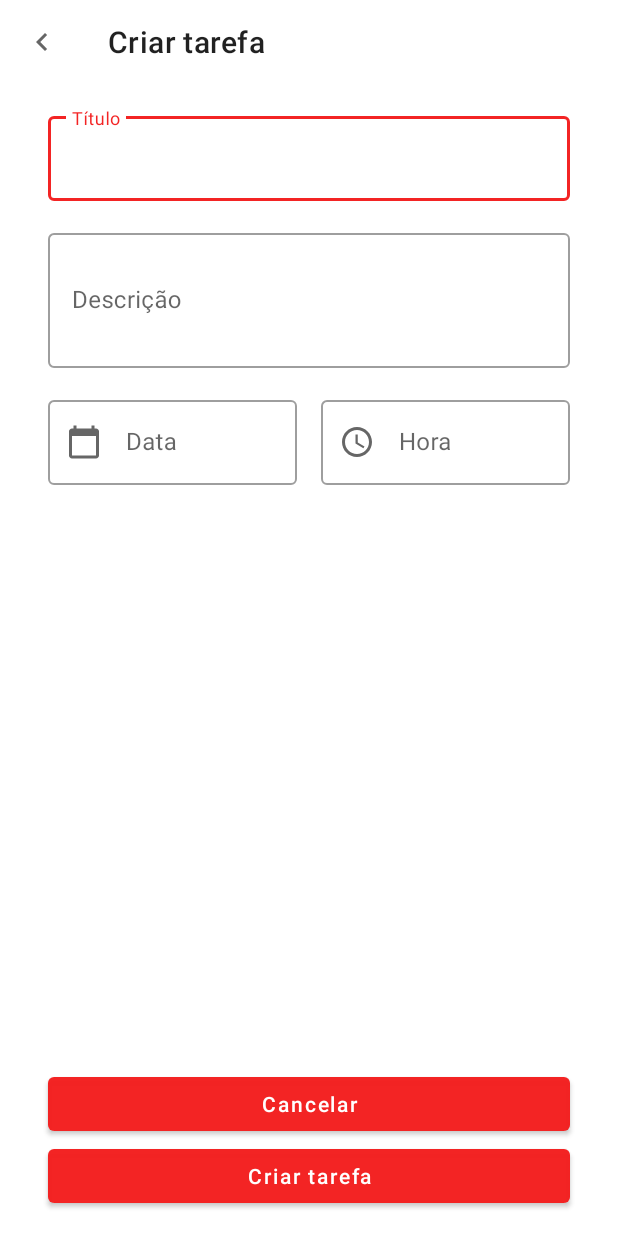
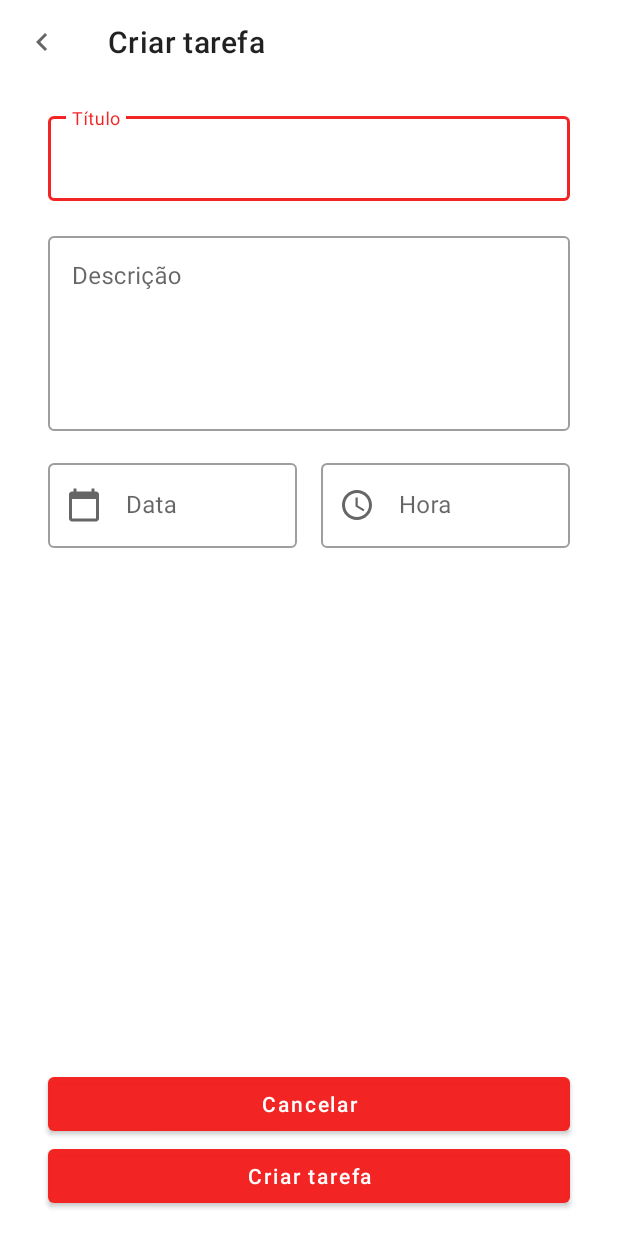
Before and after one commit to Rafael-Souto/Bootcamp_Santander_To_do, an Android app: the AddTaskActivity screen opened directly, with no data from a screen before it, on a phone screen of 412 x 824 dp. Run offline under Robolectric (Android 15) with nearby library versions, the phone set to English and light mode, and no system bars.

Commit message:
Projeto final do bootcamp Santander - To Do

```diff
--- a/app/src/main/java/com/example/todolist/ui/MainActivity.kt
+++ b/app/src/main/java/com/example/todolist/ui/MainActivity.kt
@@ -23,8 +23,6 @@ class MainActivity : AppCompatActivity() {
         updateList()
 
         insertListeners()
-        //DATA STORE
-        //ROOM
     }
 
     private fun insertListeners() {
--- a/app/src/main/java/com/example/todolist/ui/TaskListAdapter.kt
+++ b/app/src/main/java/com/example/todolist/ui/TaskListAdapter.kt
@@ -56,4 +56,8 @@ class TaskListAdapter : ListAdapter<Task, TaskListAdapter.TaskViewHolder>(DiffCa
 class DiffCallback : DiffUtil.ItemCallback<Task>() {
     override fun areItemsTheSame(oldItem: Task, newItem: Task) = oldItem == newItem
     override fun areContentsTheSame(oldItem: Task, newItem: Task) = oldItem.id == newItem.id
+            && oldItem.date == newItem.date
+            && oldItem.hour == newItem.hour
+            && oldItem.title == newItem.title
+            && oldItem.description == newItem.description
 }
--- a/app/src/main/res/layout/activity_add_task.xml
+++ b/app/src/main/res/layout/activity_add_task.xml
@@ -3,7 +3,8 @@
     xmlns:app="http://schemas.android.com/apk/res-auto"
     xmlns:android="http://schemas.android.com/apk/res/android"
     android:layout_width="match_parent"
-    android:layout_height="match_parent">
+    android:layout_height="match_parent"
+    android:background="@color/white">
 
     <com.google.android.material.appbar.MaterialToolbar
         android:id="@+id/toolbar"
@@ -50,7 +51,7 @@
         style="@style/Widget.MaterialComponents.TextInputLayout.OutlinedBox"
         android:layout_width="0dp"
         android:layout_height="wrap_content"
-        android:layout_marginTop="16dp"
+        android:layout_marginTop="18dp"
         android:hint="@string/label_description"
         app:layout_constraintEnd_toEndOf="@id/guide_end"
         app:layout_constraintStart_toStartOf="@id/guide_start"
@@ -58,7 +59,9 @@
 
         <com.google.android.material.textfield.TextInputEditText
             android:layout_width="match_parent"
-            android:layout_height="90dp"
+            android:layout_height="130dp"
+            android:lines="4"
+            android:gravity="top"
             android:inputType="text" />
 
     </com.google.android.material.textfield.TextInputLayout>
--- a/app/src/main/res/layout/activity_main.xml
+++ b/app/src/main/res/layout/activity_main.xml
@@ -13,19 +13,21 @@
         android:layout_height="wrap_content"
         android:orientation="vertical"
         app:layout_constraintGuide_begin="26dp" />
+
     <androidx.constraintlayout.widget.Guideline
         android:id="@+id/gl_end"
         android:layout_width="wrap_content"
         android:layout_height="wrap_content"
         android:orientation="vertical"
         app:layout_constraintGuide_end="26dp" />
+
     <TextView
         android:id="@+id/tv_tasks_today"
         android:layout_width="0dp"
         android:layout_height="wrap_content"
         app:layout_constraintStart_toStartOf="@id/gl_start"
         app:layout_constraintTop_toTopOf="parent"
-        android:layout_marginTop="32dp"
+        android:layout_marginTop="16dp"
         style="@style/TextAppearance.MaterialComponents.Headline5"
         android:textStyle="bold"
         android:text="@string/label_task_today"/>
--- a/app/src/main/res/layout/item_task.xml
+++ b/app/src/main/res/layout/item_task.xml
@@ -12,7 +12,7 @@
         android:layout_width="wrap_content"
         android:layout_height="wrap_content"
         android:textSize="18sp"
-        android:textColor="@color/black"
+        android:textColor="@color/red_500"
         android:textStyle="bold"
         app:layout_constraintStart_toStartOf="parent"
         app:layout_constraintTop_toTopOf="parent"
--- a/app/src/main/res/values/colors.xml
+++ b/app/src/main/res/values/colors.xml
@@ -2,7 +2,7 @@
 <resources>
     <color name="purple_200">#FFBB86FC</color>
     <color name="purple_500">#FF6200EE</color>
-    <color name="purple_700">#FF3700B3</color>
+    <color name="black_300">#F3000000</color>
     <color name="red_200">#F8F31E1E</color>
     <color name="red_500">#FF001E</color>
     <color name="black">#FF000000</color>
--- a/app/src/main/res/values/themes.xml
+++ b/app/src/main/res/values/themes.xml
@@ -5,6 +5,6 @@
         <item name="colorPrimaryDark">@color/red_500</item>
 
         <item name="colorSecondary">@color/red_200</item>
-        <item name="colorOnSecondary">@color/black</item>
+        <item name="colorOnSecondary">@color/white</item>
     </style>
 </resources>
```
